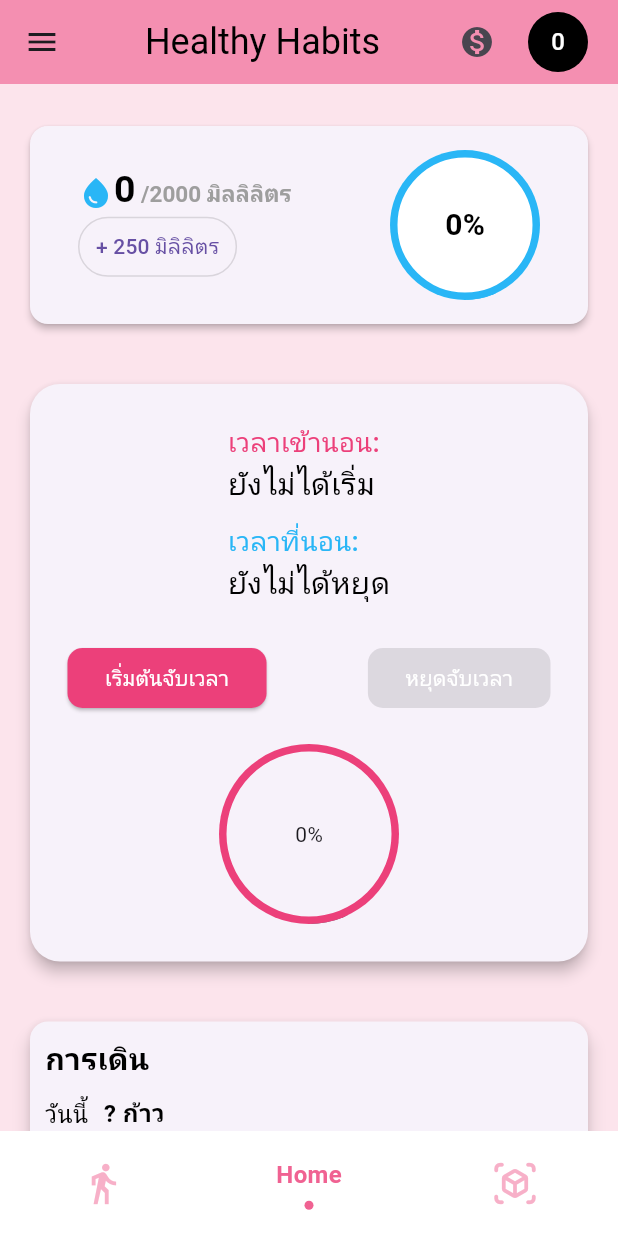
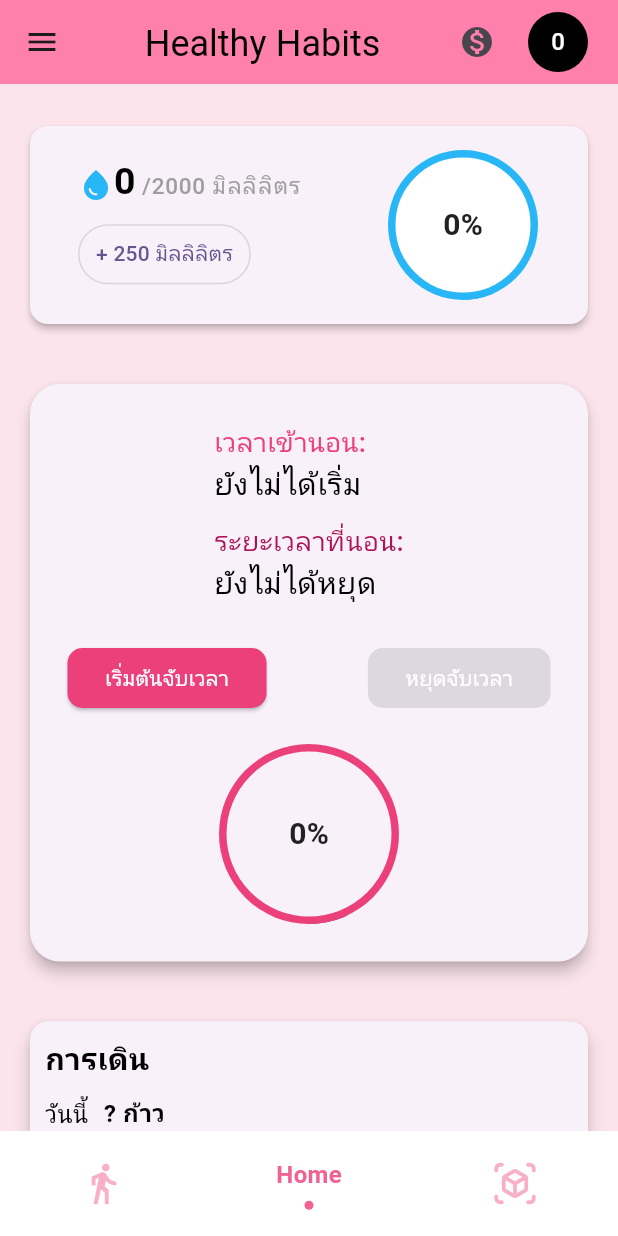
Before and after one commit to KENTHN658/Healthy-Habits, a Flutter app: the screen it shows after launch, on a phone screen of 412 x 824 dp. Run offline on Flutter 3.47's test engine with Material 3 defaults, Android fonts, the phone set to English and light mode, and no system bars; drawn by our look-alikes of sliding_clipped_nav_bar; our stand-ins replace camera, go_router, google_fonts, liquid_progress_indicator_v2, pedometer; Roboto replaces fonts that are missing (Raleway).

Commit message:
new decorate

```diff
--- /dev/null
+++ b/devtools_options.yaml
@@ -0,0 +1 @@
+extensions:
--- a/lib/main.dart
+++ b/lib/main.dart
@@ -3,6 +3,7 @@ import 'package:flutter/material.dart';
 import 'package:mobiletest3/navigation/app_navigation.dart';
 import 'package:mobiletest3/provider/coin_display_provider.dart';
 import 'package:mobiletest3/provider/walk_provider.dart';
+import 'package:mobiletest3/theme/theme.dart';
 import 'package:provider/provider.dart';
 
 Future<void> main() async {
@@ -23,6 +24,7 @@ class MyApp extends StatelessWidget {
         title: 'Go Router Example',
         debugShowCheckedModeBanner: false,
         routerConfig: AppNavigation.router,
+        theme: buildTheme(),
       ),
     );
   }
--- a/lib/theme/theme.dart
+++ b/lib/theme/theme.dart
@@ -5,7 +5,7 @@ ThemeData buildTheme() {
   var baseTheme = ThemeData();
 
   return baseTheme.copyWith(
-    textTheme: GoogleFonts.fredokaTextTheme(baseTheme.textTheme),
+    textTheme: GoogleFonts.notoSansThaiTextTheme(baseTheme.textTheme),
     colorScheme: ColorScheme.fromSeed(seedColor: Colors.deepPurple),
     useMaterial3: true,
   );
--- a/lib/views/home/home_view.dart
+++ b/lib/views/home/home_view.dart
@@ -3,7 +3,6 @@ import 'package:mobiletest3/widgets/cardwalk.dart';
 import 'package:mobiletest3/widgets/cardwater.dart';
 import 'package:mobiletest3/widgets/cardsleep.dart';
 import 'package:provider/provider.dart';
-
 import '../../provider/walk_provider.dart';
 
 
--- a/lib/views/wrapper/main_wrapper.dart
+++ b/lib/views/wrapper/main_wrapper.dart
@@ -3,6 +3,7 @@ import 'package:go_router/go_router.dart';
 import 'package:mobiletest3/views/wrapper/sideBar.dart';
 import 'package:mobiletest3/widgets/coindisplay.dart';
 import 'package:sliding_clipped_nav_bar/sliding_clipped_nav_bar.dart';
+
 
 class MainWrapper extends StatefulWidget {
   const MainWrapper({
@@ -35,14 +36,13 @@ class _MainWrapperState extends State<MainWrapper> {
               'Healthy Habits',
               style: TextStyle(
                 fontSize: 24, // Adjust the font size as needed
-                fontFamily: 'Raleway',
                 color: Colors.black, // Change the text color
 
             ),
             ),
 
         ),
-        backgroundColor: Colors.pink[200],
+        backgroundColor: Colors.pinkAccent[100],
         actions: [
           IconButton(
             icon: Icon(Icons.monetization_on),
--- a/lib/widgets/cardsleep.dart
+++ b/lib/widgets/cardsleep.dart
@@ -89,11 +89,11 @@ class _CardSleepState extends State<CardSleep> {
                   ),
                   SizedBox(height: 10),
                   Text(
-                    'เวลาที่นอน:',
+                    'ระยะเวลาที่นอน:',
                     style: TextStyle(
                       fontSize: 18,
                       fontWeight: FontWeight.w500,
-                      color: Colors.lightBlue[400],
+                      color: Colors.pink.shade800,
                     ),
                   ),
                   Text(
@@ -129,7 +129,7 @@ class _CardSleepState extends State<CardSleep> {
                           borderRadius: BorderRadius.circular(10)),
                       padding:
                       EdgeInsets.symmetric(horizontal: 25, vertical: 10),
-                      primary: Colors.lightBlue.shade400, // Adjusted primary color
+                      primary: Colors.pink.shade800, // Adjusted primary color
                     ),
                     onPressed: timerStarted ? stopTimer : null,
                     child: Text('หยุดจับเวลา',
@@ -146,7 +146,12 @@ class _CardSleepState extends State<CardSleep> {
                 height: 120,
                 child: LiquidCircularProgressIndicator(
                   value: _progress,
-                  center: Text("${(_progress * 100).toInt()}%"),
+                  center: Text("${(_progress * 100).toInt()}%",style: TextStyle(
+                    fontSize: 20,
+                    fontWeight: FontWeight.bold,
+                    color: Colors.grey.shade900, // Adjusted percentage text color
+                  ),),
+
                   borderColor: Colors.pink.shade400,
                   backgroundColor: Colors.transparent,
                   borderWidth: 5.0,
--- a/lib/widgets/cardwater.dart
+++ b/lib/widgets/cardwater.dart
@@ -35,6 +35,7 @@ class _CardWaterState extends State<CardWater> {
     });
   }
 
+
   @override
   Widget build(BuildContext context) {
     final coin = Provider.of<CoinDisplayProvider>(context);
@@ -48,7 +49,9 @@ class _CardWaterState extends State<CardWater> {
           child: Row(
             mainAxisAlignment: MainAxisAlignment.spaceBetween,
             children: [
-              Column(
+              Expanded(
+                flex: 2,
+                child: Column(
                   crossAxisAlignment: CrossAxisAlignment.start,
                   children: [
                     RichText(
@@ -67,16 +70,17 @@ class _CardWaterState extends State<CardWater> {
                           ),
                           TextSpan(
                             text: ' /2000 มิลลิลิตร',
-                          style: TextStyle(
-                            fontSize: 15, // Font size of "/2000 มิลลิลิตร"
-                            color: Colors.grey, // Color of "/2000 มิลลิลิตร"
+                            style: Theme.of(context).textTheme.labelSmall?.copyWith(
+                                fontSize: 15,
+                                color: Colors.grey
                             ),
                           ),
                         ],
                       ),
                     ),
+                    SizedBox(height: 10), // Add some space between the text and the button
                     TextButton(
-                    child: const Text('+ 250 มิลิลิตร'),
+                      child: const Text('+ 250 มิลลิลิตร'),
                       onPressed: () {
                         _incrementCounter(coin);
                         _updateProgress(coin);
@@ -92,13 +96,14 @@ class _CardWaterState extends State<CardWater> {
                     ),
                   ],
                 ),
-              Column(
+              ),
+              Expanded(
+                flex: 1,
+                child: Column(
+                  mainAxisAlignment: MainAxisAlignment.center,
                   children: [
                     GestureDetector(
-                    child: Stack(
-                      alignment: Alignment.center,
-                      children: [
-                        Container(
+                      child: Container(
                         width: 100,
                         height: 100,
                         child: LiquidCircularProgressIndicator(
@@ -112,10 +117,11 @@ class _CardWaterState extends State<CardWater> {
                             style: TextStyle(
                               fontSize: 20,
                               fontWeight: FontWeight.bold,
-                                color: Colors.black, // Adjusted percentage text color
+                              color: Colors.grey.shade900, // Adjusted percentage text color
                             ),
                           ),
                           direction: Axis.vertical,
+                        ),
                       ),
                     ),
                   ],
@@ -123,10 +129,9 @@ class _CardWaterState extends State<CardWater> {
               ),
             ],
           ),
-            ],
-          ),
         ),
       ),
     );
   }
+
 }
--- a/pubspec.yaml
+++ b/pubspec.yaml
@@ -30,6 +30,7 @@ environment:
 dependencies:
   flutter:
     sdk: flutter
+  google_fonts: 6.1.0
 
 
   # The following adds the Cupertino Icons font to your application.
```
Also changed, not shown: pubspec.lock. Lines whose indentation alone changed are shown as unchanged.
